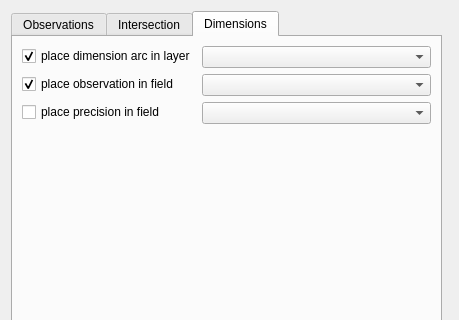
Old version of the form ui/ui_settings.ui in the repository 3nids/intersectit; both pictures show x 0 to 459 and y 0 to 320 of the 459 by 472 pixel window.
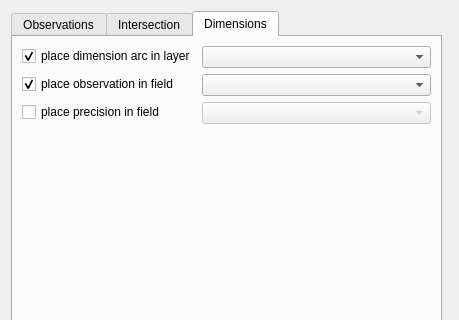
New version of the form. The open tabs and pages were chosen to show the change.

Commit message: disable field combos if unused

Patch:
```diff
--- a/ui/ui_settings.ui
+++ b/ui/ui_settings.ui
@@ -386,7 +386,11 @@
         </widget>
        </item>
        <item row="2" column="1">
-        <widget class="QComboBox" name="precisionField"/>
+        <widget class="QComboBox" name="precisionField">
+         <property name="enabled">
+          <bool>false</bool>
+         </property>
+        </widget>
        </item>
       </layout>
      </widget>
```
Left out of the diff: 56 changed lines with no effect on the pictures. The commit also changes 1 other file.
